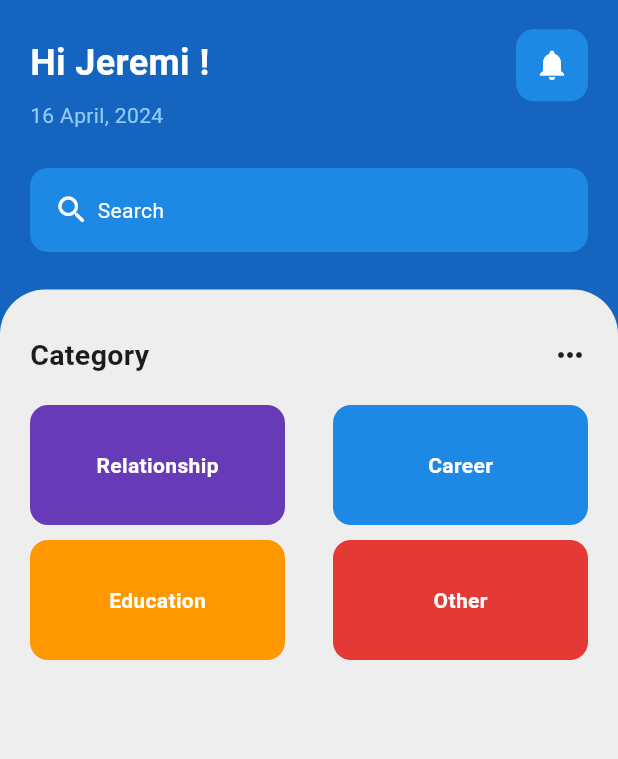
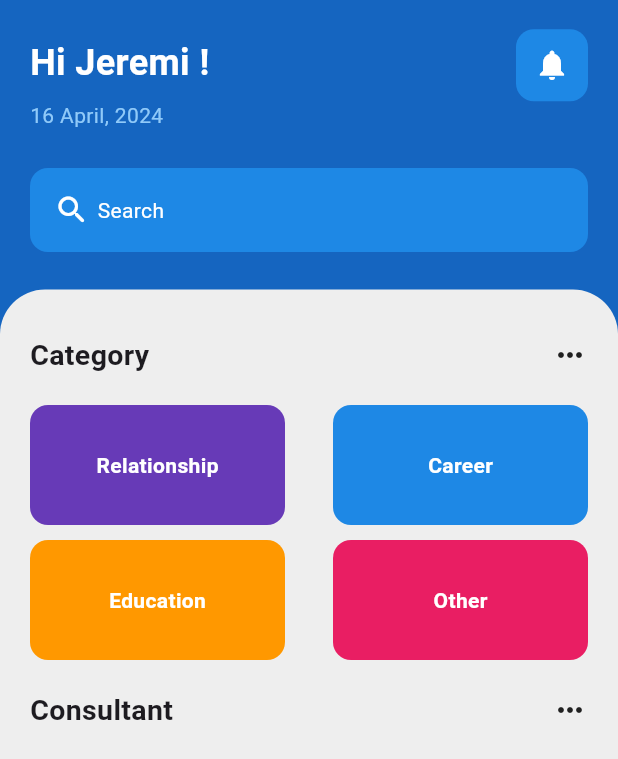
Before and after one commit to Jeremi-Koloma/mentalhealthapp, a Flutter app: the screen it shows after launch, on a phone screen of 412 x 824 dp. Shown: the top 759 px of the screen. Run offline on Flutter 3.47's test engine with Material 3 defaults, Android fonts, the phone set to English and light mode, and no system bars.

Commit message:
Consultant text okay

```diff
--- a/lib/pages/dashbord/dashbord_page.dart
+++ b/lib/pages/dashbord/dashbord_page.dart
@@ -127,21 +127,35 @@ class DashbordPage extends StatelessWidget {
                         ],
                       ),
                       const SizedBox(height: 10.0),
-                      Row(
+                      const Row(
                         mainAxisAlignment: MainAxisAlignment.spaceBetween,
                         children: [
-                          const CategoryDashb(
+                          CategoryDashb(
                             color: Colors.orange,
                             categoryTitle: 'Education',
                           ),
-                          const SizedBox(width: 10),
+                          SizedBox(width: 10),
                           CategoryDashb(
-                            color: Colors.red[600],
+                            color: Colors.pink,
                             categoryTitle: 'Other',
                           ),
                         ],
                       ),
-
+                      // CONSULTANT TEXT
+                      const SizedBox(height: 20.0),
+                      const Row(
+                        mainAxisAlignment: MainAxisAlignment.spaceBetween,
+                        children: [
+                          Text(
+                            'Consultant',
+                            style: TextStyle(
+                              fontSize: 19.0,
+                              fontWeight: FontWeight.bold,
+                            ),
+                          ),
+                          Icon(Icons.more_horiz),
+                        ],
+                      ),
                     ],
                   ),
                 ),
```
